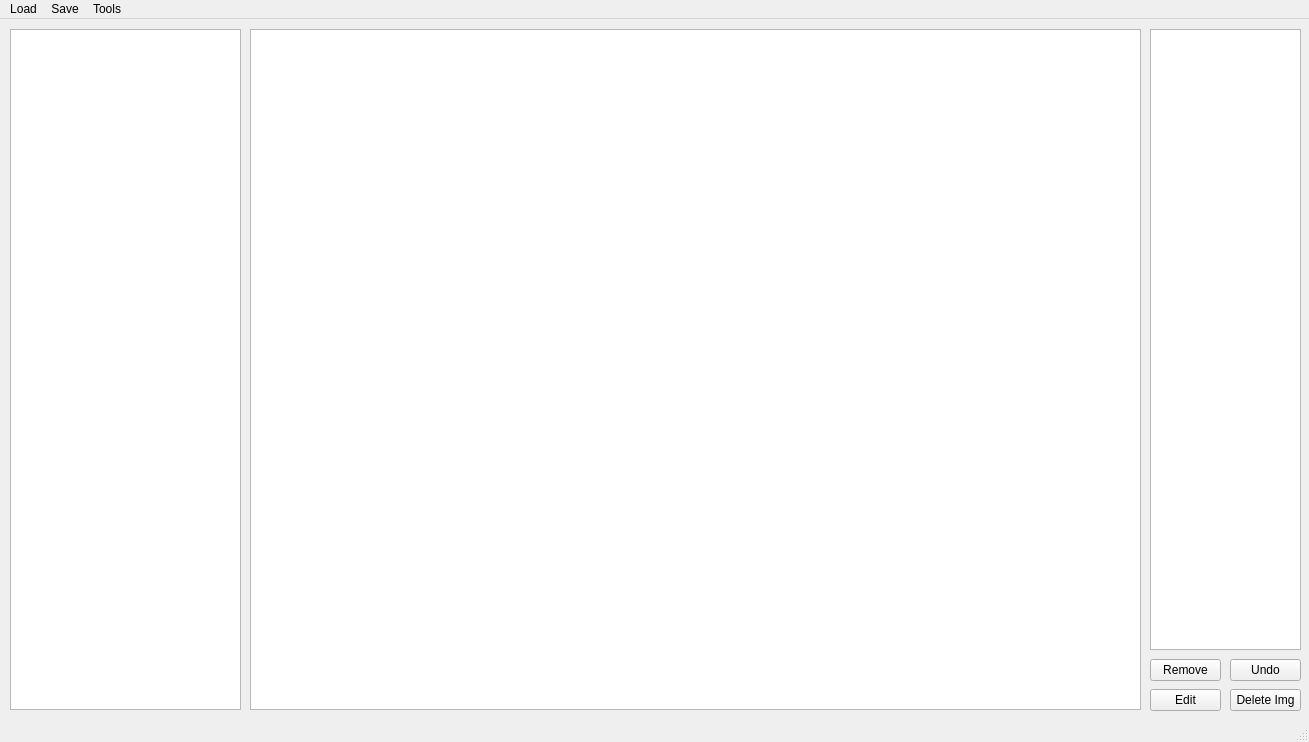
First picture: the form in vision/mainwindow.ui, repository KevinUTAT/surviver_dot_IO, before the edit.
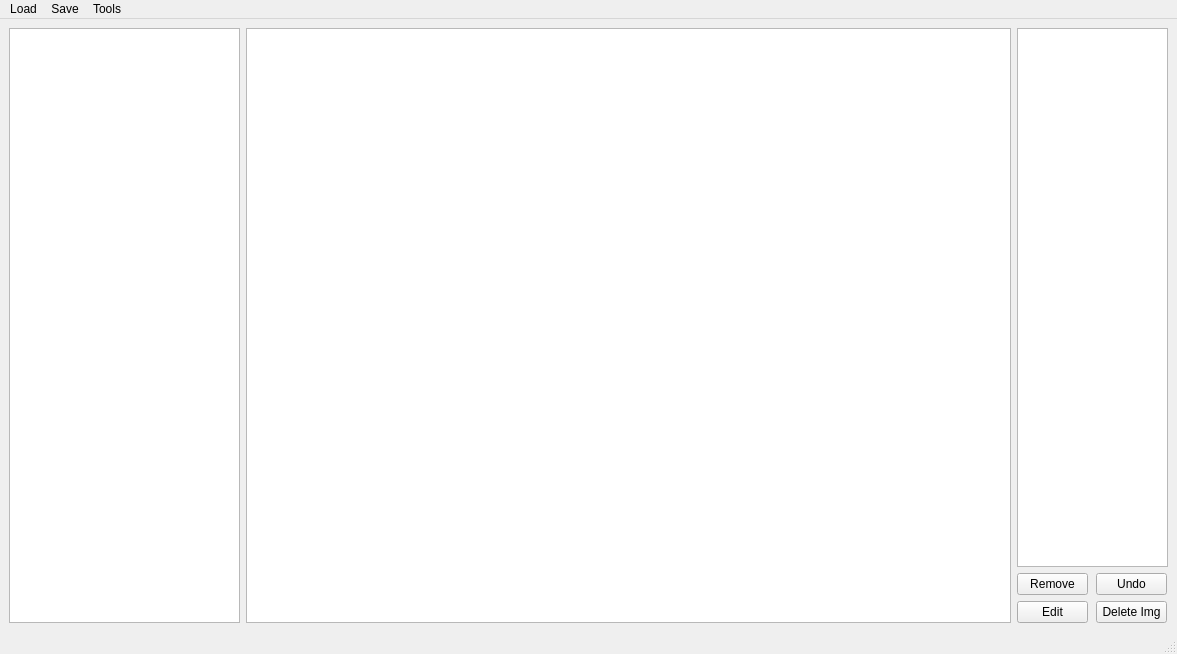
Second picture: the form after the edit.

Commit message: ADS: Resizable UI

```diff
--- a/vision/mainwindow.ui
+++ b/vision/mainwindow.ui
@@ -6,104 +6,135 @@
    <rect>
     <x>0</x>
     <y>0</y>
-    <width>1309</width>
-    <height>742</height>
+    <width>1177</width>
+    <height>654</height>
    </rect>
   </property>
   <property name="windowTitle">
    <string>ActiveDataSet</string>
   </property>
   <widget class="QWidget" name="centralwidget">
-   <widget class="QGraphicsView" name="dataViewer">
-    <property name="geometry">
-     <rect>
-      <x>250</x>
-      <y>10</y>
-      <width>891</width>
-      <height>681</height>
-     </rect>
-    </property>
-   </widget>
+   <layout class="QGridLayout" name="gridLayout">
+    <item row="0" column="0" rowspan="3">
    <widget class="QListWidget" name="dataList">
-    <property name="geometry">
-     <rect>
-      <x>10</x>
-      <y>10</y>
+      <property name="minimumSize">
+       <size>
       <width>231</width>
-      <height>681</height>
-     </rect>
-    </property>
-   </widget>
+        <height>100</height>
+       </size>
+      </property>
+      <property name="maximumSize">
+       <size>
+        <width>231</width>
+        <height>16777215</height>
+       </size>
+      </property>
+     </widget>
+    </item>
+    <item row="0" column="1" rowspan="3">
+     <widget class="QGraphicsView" name="dataViewer"/>
+    </item>
+    <item row="0" column="2" colspan="2">
    <widget class="QListWidget" name="targetList">
-    <property name="geometry">
-     <rect>
-      <x>1150</x>
-      <y>10</y>
+      <property name="minimumSize">
+       <size>
       <width>151</width>
-      <height>621</height>
-     </rect>
-    </property>
-   </widget>
+        <height>0</height>
+       </size>
+      </property>
+      <property name="maximumSize">
+       <size>
+        <width>151</width>
+        <height>16777215</height>
+       </size>
+      </property>
+     </widget>
+    </item>
+    <item row="1" column="2">
    <widget class="QPushButton" name="rmTargetButton">
-    <property name="geometry">
-     <rect>
-      <x>1150</x>
-      <y>640</y>
+      <property name="minimumSize">
+       <size>
       <width>71</width>
       <height>22</height>
-     </rect>
+       </size>
+      </property>
+      <property name="maximumSize">
+       <size>
+        <width>71</width>
+        <height>22</height>
+       </size>
     </property>
     <property name="text">
      <string>Remove</string>
     </property>
    </widget>
+    </item>
+    <item row="1" column="3">
    <widget class="QPushButton" name="undoButton">
-    <property name="geometry">
-     <rect>
-      <x>1230</x>
-      <y>640</y>
+      <property name="minimumSize">
+       <size>
       <width>71</width>
       <height>22</height>
-     </rect>
+       </size>
+      </property>
+      <property name="maximumSize">
+       <size>
+        <width>71</width>
+        <height>22</height>
+       </size>
     </property>
     <property name="text">
      <string>Undo</string>
     </property>
    </widget>
-   <widget class="QPushButton" name="deleteButton">
-    <property name="geometry">
-     <rect>
-      <x>1230</x>
-      <y>670</y>
-      <width>71</width>
-      <height>22</height>
-     </rect>
-    </property>
-    <property name="text">
-     <string>Delete Img</string>
-    </property>
-   </widget>
+    </item>
+    <item row="2" column="2">
    <widget class="QPushButton" name="editButton">
-    <property name="geometry">
-     <rect>
-      <x>1150</x>
-      <y>670</y>
+      <property name="minimumSize">
+       <size>
       <width>71</width>
       <height>22</height>
-     </rect>
+       </size>
+      </property>
+      <property name="maximumSize">
+       <size>
+        <width>71</width>
+        <height>22</height>
+       </size>
     </property>
     <property name="text">
      <string>Edit</string>
     </property>
    </widget>
+    </item>
+    <item row="2" column="3">
+     <widget class="QPushButton" name="deleteButton">
+      <property name="minimumSize">
+       <size>
+        <width>71</width>
+        <height>22</height>
+       </size>
+      </property>
+      <property name="maximumSize">
+       <size>
+        <width>71</width>
+        <height>22</height>
+       </size>
+      </property>
+      <property name="text">
+       <string>Delete Img</string>
+      </property>
+     </widget>
+    </item>
+   </layout>
   </widget>
   <widget class="QMenuBar" name="menubar">
    <property name="geometry">
     <rect>
      <x>0</x>
      <y>0</y>
-     <width>1309</width>
-     <height>21</height>
+     <width>1177</width>
+     <height>22</height>
     </rect>
    </property>
    <widget class="QMenu" name="menuLoad">
```
Left out of the diff: 3 changed lines with no effect on the pictures. Lines whose indentation alone changed are shown as unchanged.
